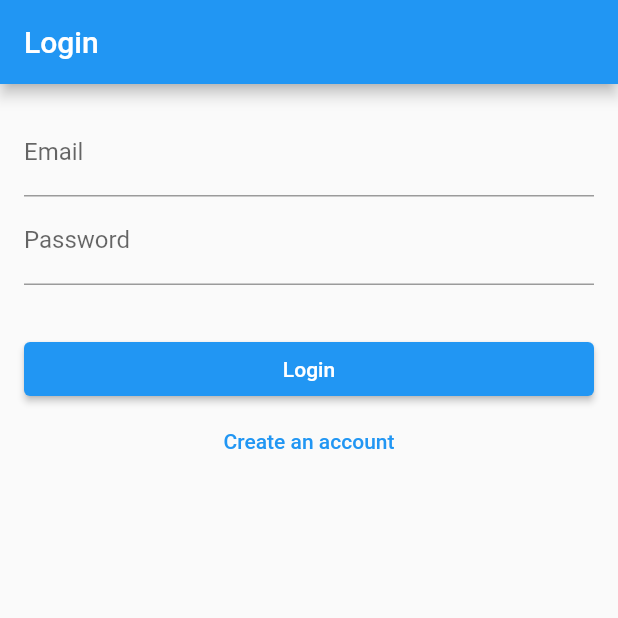
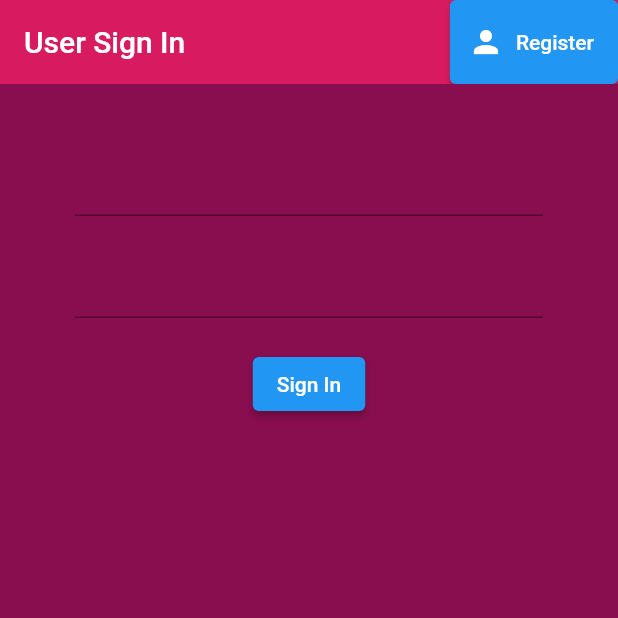
Before and after one commit to Ramadhansyukri/fyp_2, a Flutter app: the screen it shows after launch, on a phone screen of 412 x 824 dp, the top half of it. Run offline on Flutter 3.47's test engine with Material 2 defaults, Android fonts, the phone set to English and light mode, and no system bars; our stand-ins replace firebase_auth, firebase_core; accounts and stored records are empty.

Commit message:
New Login and Register

```diff
--- a/lib/main.dart
+++ b/lib/main.dart
@@ -1,8 +1,9 @@
 import 'package:firebase_core/firebase_core.dart';
 import 'package:flutter/material.dart';
-import 'package:fyp_2/screens/home_screen.dart';
-import 'package:fyp_2/screens/splash_screen.dart';
-import 'package:fyp_2/screens/user_auth_screen.dart';
+import 'package:fyp_2/screens/wrapper.dart';
+import 'package:fyp_2/services/auth.dart';
+import 'package:provider/provider.dart';
+import 'package:fyp_2/models/user_models.dart';
 
 void main() async {
   WidgetsFlutterBinding.ensureInitialized();
@@ -13,16 +14,13 @@ void main() async {
 class MyApp extends StatelessWidget {
   @override
   Widget build(BuildContext context) {
-    return MaterialApp(
-      title: 'My App',
-      theme: ThemeData(
-        primarySwatch: Colors.blue,
+    return StreamProvider<Users?>.value(
+      catchError: (_, __){},
+      initialData: null,
+      value: AuthService().user,
+      child: MaterialApp(
+        home: const Wrapper(),
       ),
-      home: SplashScreen(),
-      routes: {
-        UserAuthScreen.routeName: (ctx) => UserAuthScreen(),
-        HomeScreen.routeName: (ctx) => HomeScreen(),
-      },
     );
   }
 }
--- /dev/null
+++ b/lib/models/user_models.dart
@@ -0,0 +1,7 @@
+class Users {
+
+  final String uid;
+
+  Users({required this.uid});
+
+}
--- a/lib/screens/user_auth_screen.dart
+++ b/lib/screens/user_auth_screen.dart
@@ -1,124 +1,27 @@
 import 'package:flutter/material.dart';
-import 'package:password_strength/password_strength.dart';
+import 'package:fyp_2/screens/user_register.dart';
+import 'package:fyp_2/screens/user_sign_in.dart';
 
-class UserAuthScreen extends StatefulWidget {
-  static const routeName = '/user-auth-screen';
+class UserAuth extends StatefulWidget {
+  const UserAuth({Key? key}) : super(key: key);
 
   @override
-  _UserAuthScreenState createState() => _UserAuthScreenState();
+  State<UserAuth> createState() => _UserAuthState();
 }
 
-class _UserAuthScreenState extends State<UserAuthScreen> {
-  final GlobalKey<FormState> _formKey = GlobalKey<FormState>();
+class _UserAuthState extends State<UserAuth> {
 
-  String? _username;
-  String? _email;
-  String? _password;
-
-  bool _isLoginForm = true;
-
-  void _submit() {
-    final form = _formKey.currentState;
-    if (form == null) return;
-
-    if (form.validate()) {
-      form.save();
-      if (_isLoginForm) {
-        // Perform login here
-        print('Logging in with $_username and $_password');
-      } else {
-        // Perform sign up here
-        print('Signing up with $_username, $_email and $_password');
-      }
-    }
-  }
-
-  String? _validateUsername(String? value) {
-    if (value == null || value.isEmpty) {
-      return 'Username is required.';
-    } else if (value.length < 6) {
-      return 'Username must be at least 6 characters.';
-    }
-    return null;
-  }
-
-  String? _validateEmail(String? value) {
-    if (value == null || value.isEmpty) {
-      return 'Email is required.';
-    } else if (!value.contains('@')) {
-      return 'Email must be valid.';
-    }
-    return null;
-  }
-
-  String? _validatePassword(String? value) {
-    if (value == null || value.isEmpty) {
-      return 'Password is required.';
-    } else if (estimatePasswordStrength(value) < 0.3) {
-      return 'Password is too weak. Please choose a stronger password.';
-    }
-    return null;
-  }
-
-  Widget _buildUsernameField() {
-    return TextFormField(
-      decoration: InputDecoration(labelText: 'Username'),
-      validator: _validateUsername,
-      onSaved: (value) => _username = value,
-    );
-  }
-
-  Widget _buildEmailField() {
-    return TextFormField(
-      decoration: InputDecoration(labelText: 'Email'),
-      keyboardType: TextInputType.emailAddress,
-      validator: _validateEmail,
-      onSaved: (value) => _email = value,
-    );
-  }
-
-  Widget _buildPasswordField() {
-    return TextFormField(
-      decoration: InputDecoration(labelText: 'Password'),
-      obscureText: true,
-      validator: _validatePassword,
-      onSaved: (value) => _password = value,
-    );
+  bool showSignIn = true;
+  void toggleView() {
+    setState(() => showSignIn = !showSignIn);
   }
 
   @override
   Widget build(BuildContext context) {
-    return Scaffold(
-      appBar: AppBar(
-        title: Text(_isLoginForm ? 'Login' : 'Sign Up'),
-      ),
-      body: SingleChildScrollView(
-        padding: EdgeInsets.all(16.0),
-        child: Form(
-          key: _formKey,
-          child: Column(
-            crossAxisAlignment: CrossAxisAlignment.stretch,
-            children: <Widget>[
-              _isLoginForm ? SizedBox() : _buildUsernameField(),
-              _buildEmailField(),
-              _buildPasswordField(),
-              SizedBox(height: 32.0),
-              ElevatedButton(
-                child: Text(_isLoginForm ? 'Login' : 'Create account'),
-                onPressed: _submit,
-              ),
-              TextButton(
-                child: Text(_isLoginForm ? 'Create an account' : 'Have an account? Log in'),
-                onPressed: () {
-                  setState(() {
-                    _isLoginForm = !_isLoginForm;
-                  });
-                },
-              )
-            ],
-          ),
-        ),
-      ),
-    );
+    if (showSignIn) {
+      return UserSignIn(toggleView: toggleView);
+    }else {
+      return UserReg(toggleView: toggleView);
+    }
   }
 }
--- /dev/null
+++ b/lib/screens/user_sign_in.dart
@@ -0,0 +1,88 @@
+import 'package:flutter/material.dart';
+import 'package:fyp_2/services/auth.dart';
+
+class UserSignIn extends StatefulWidget {
+  //const UserSignIn({Key? key}) : super(key: key);
+
+  final Function toggleView;
+  UserSignIn({ required this.toggleView});
+
+  @override
+  State<UserSignIn> createState() => _UserSignInState();
+}
+
+class _UserSignInState extends State<UserSignIn> {
+
+  final AuthService _auth = AuthService();
+  final _formKey = GlobalKey<FormState>();
+
+  var email = '';
+  var password = '';
+  String error = '';
+
+  @override
+  Widget build(BuildContext context) {
+    return Scaffold(
+      backgroundColor: Colors.pink[900],
+      appBar: AppBar(
+        backgroundColor: Colors.pink[600],
+        elevation: 0.0,
+        title: Text('User Sign In'),
+        actions: <Widget>[
+          ElevatedButton.icon(
+            icon: Icon(Icons.person),
+            label: Text('Register'),
+            onPressed: () {
+              widget.toggleView();
+            },
+          )
+        ],
+      ),
+      body: Container(
+        padding: EdgeInsets.symmetric(vertical: 20.0, horizontal: 50.0),
+        child: Form(
+          key: _formKey,
+          child: Column(
+            children: <Widget>[
+              SizedBox(height: 20.0),
+              TextFormField(
+                  validator: (val) => val!.isEmpty ? 'Enter an email' : null,
+                  onChanged: (val) {
+                    setState(() => email = val);
+                  }
+              ),
+              SizedBox(height: 20.0),
+              TextFormField(
+                  obscureText: true,
+                  validator: (val) => val!.length <8 ? 'Password must be at least 8 character' : null,
+                  onChanged: (val){
+                    setState(() => password = val);
+                  }
+              ),
+              SizedBox(height: 20.0),
+              ElevatedButton(
+                child: Text(
+                  'Sign In',
+                  style: TextStyle(color: Colors.white),
+                ),
+                onPressed: () async {
+                  if (_formKey.currentState!.validate()){
+                    dynamic result = await _auth.signInWithEmailAndPassword(email, password);
+                    if(result == null){
+                      setState(() => error = 'Please Enter a Valid Credential');
+                    }
+                  }
+                },
+              ),
+              SizedBox(height: 12.0),
+              Text(
+                error,
+                style: TextStyle(color: Colors.red, fontSize: 14.0),
+              )
+            ],
+          ),
+        ),
+      ),
+    );
+  }
+}
--- /dev/null
+++ b/lib/screens/wrapper.dart
@@ -0,0 +1,22 @@
+import 'package:flutter/material.dart';
+import 'package:fyp_2/screens/user_auth_screen.dart';
+import 'package:fyp_2/screens/user_home_screen.dart';
+import 'package:provider/provider.dart';
+import 'package:fyp_2/models/user_models.dart';
+
+
+class Wrapper extends StatelessWidget {
+  const Wrapper({Key? key}) : super(key: key);
+
+  @override
+  Widget build(BuildContext context) {
+
+    final user = Provider.of<Users?>(context);
+
+    if (user == null) {
+      return UserAuth();
+    }else {
+      return UserHome();
+    }
+  }
+}
--- /dev/null
+++ b/lib/services/auth.dart
@@ -0,0 +1,56 @@
+import 'package:firebase_auth/firebase_auth.dart';
+import 'package:fyp_2/models/user_models.dart';
+
+class AuthService{
+
+  final FirebaseAuth _auth = FirebaseAuth.instance;
+
+  Users? _userFromFirebaseUser(User user){
+    return user != null ? Users(uid: user.uid) : null;
+  }
+
+  Stream<Users?> get user {
+    return _auth.authStateChanges()
+        .map((User? user) => _userFromFirebaseUser(user!));
+  }
+
+  Future SignInAnon() async {
+    try {
+      UserCredential result = await _auth.signInAnonymously();
+      User? user = result.user;
+      return user;
+    } catch (e) {
+      print(e.toString());
+      return null;
+    }
+  }
+
+  Future signInWithEmailAndPassword(String email, String password) async {
+    try{
+      UserCredential result = await _auth.signInWithEmailAndPassword(email: email, password: password);
+      User? user = result.user;
+      return _userFromFirebaseUser(user!);
+    }catch(e){
+      return null;
+    }
+  }
+
+  Future registerWithEmailAndPassword(String email, String password) async {
+    try{
+      UserCredential result = await _auth.createUserWithEmailAndPassword(email: email, password: password);
+      User? user = result.user;
+      return _userFromFirebaseUser(user!);
+    }catch(e){
+      return null;
+    }
+  }
+
+  Future SignOut() async {
+    try{
+      return await _auth.signOut();
+    }catch (e){
+      return null;
+    }
+  }
+
+}
```
Also changed, not shown: lib/screens/home_screen.dart (deleted, +0 -17 lines), lib/screens/splash_screen.dart (deleted, +0 -46 lines), lib/screens/user_home_screen.dart (added, +28 -0 lines), lib/screens/user_register.dart (added, +88 -0 lines), lib/widgets/auth_button.dart (deleted, +0 -23 lines), lib/widgets/auth_text_input.dart (deleted, +0 -35 lines), pubspec.yaml (+1 -7 lines), pubspec.lock, 1 other file.
